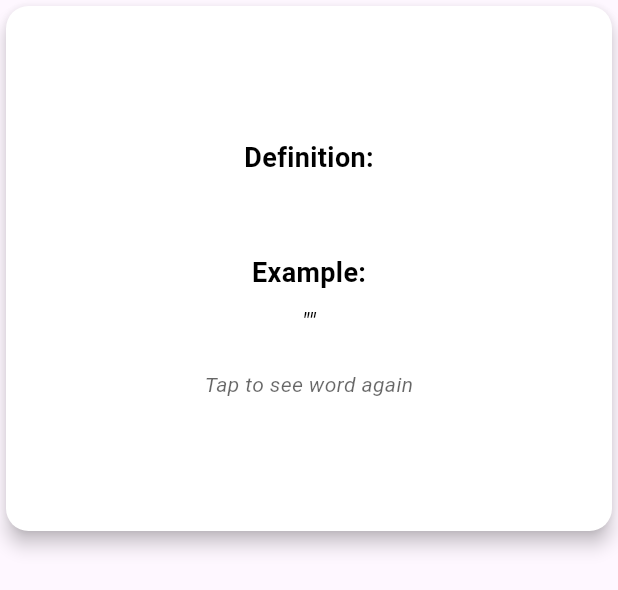
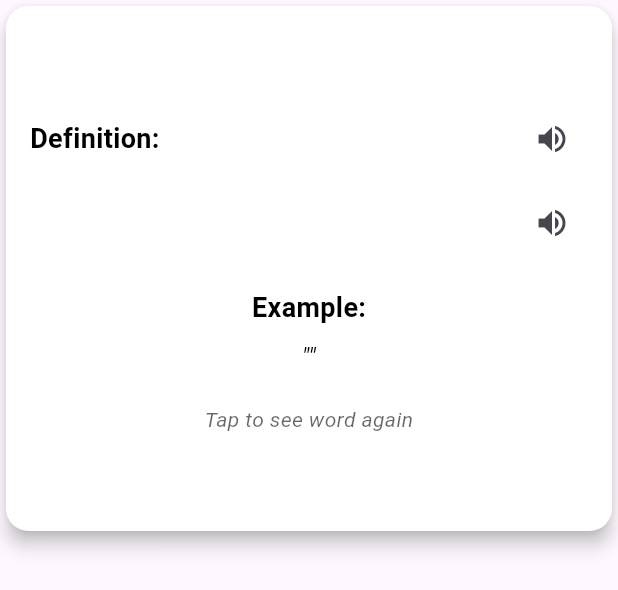
Before and after one commit to alfredLazaro/appFlut, a Flutter app: the EnglishFlashCard widget shown alone on an empty page, opened directly with empty values, after a tap on "Tap to see definition", on a phone screen of 412 x 824 dp. Shown: the top 590 px of the screen. Run offline on Flutter 3.47's test engine with Material 3 defaults, Android fonts, the phone set to English and light mode, and no system bars; our stand-ins replace flutter_dotenv, flutter_tts, permission_handler, sqflite; missing offline and left inert: record; accounts and stored records are empty; network calls fail; statements that could not run were skipped.

Commit message:
se crearon los skeakers para el widget de card

```diff
--- a/lib/widgets/EnglishFlashCard.dart
+++ b/lib/widgets/EnglishFlashCard.dart
@@ -1,4 +1,5 @@
 import 'package:flutter/material.dart';
+import 'package:flutter_tts/flutter_tts.dart';
 
 class EnglishFlashCard extends StatefulWidget {
   //propiedades para personalizar el widget
@@ -20,7 +21,6 @@ class EnglishFlashCard extends StatefulWidget {
     this.textColor = Colors.black,
     this.borderRadius = 15.0,
     this.showFrontByDefault = true,
-
   }) : super(key: key);
 
   @override
@@ -29,25 +29,31 @@ class EnglishFlashCard extends StatefulWidget {
 
 class _EnglishFlasCardState extends State<EnglishFlashCard> {
   late bool _showFront;
-
+  FlutterTts flutterTts = FlutterTts();
   @override
-  void initState(){
+  void initState() {
     super.initState();
     _showFront = widget.showFrontByDefault;
-  }
-  bool operator ==(Object other) {
-    // TODO: implement ==
-    return super == other;
   }
 
   @override
   void activate() {
-    // TODO: implement activate
     super.activate();
   }
 
+  Future<void> Speak(String text) async {
+    try {
+      await flutterTts.setLanguage('en-US');
+      await flutterTts.setPitch(1.0);
+      await flutterTts.setSpeechRate(0.5);
+      await flutterTts.speak(text);
+    } catch (e) {
+      print('Error al leer el texto: $e');
+    }
+  }
+
   @override
-  Widget build(BuildContext context){
+  Widget build(BuildContext context) {
     return GestureDetector(
       onTap: () {
         setState(() {
@@ -62,21 +68,19 @@ class _EnglishFlasCardState extends State<EnglishFlashCard> {
         color: widget.cardColor,
         child: AnimatedSwitcher(
           duration: const Duration(milliseconds: 500),
-          transitionBuilder: (Widget child, Animation<double> animation){
+          transitionBuilder: (Widget child, Animation<double> animation) {
             return FadeTransition(
               opacity: animation,
               child: child,
             );
           },
-          child: _showFront
-              ? _buildFrontSide()
-              : _buildBackSide(),
+          child: _showFront ? _buildFrontSide() : _buildBackSide(),
         ),
       ),
     );
   }
 
-  Widget _buildFrontSide(){
+  Widget _buildFrontSide() {
     return Container(
       key: const ValueKey<String>('front'),
       height: 350,
@@ -93,7 +97,7 @@ class _EnglishFlasCardState extends State<EnglishFlashCard> {
               height: 180,
               width: double.infinity,
               fit: BoxFit.cover,
-              errorBuilder: (context, error, stackTrace){
+              errorBuilder: (context, error, stackTrace) {
                 return Container(
                   height: 180,
                   width: double.infinity,
@@ -106,7 +110,7 @@ class _EnglishFlasCardState extends State<EnglishFlashCard> {
                 );
               },
               loadingBuilder: (context, child, loadingProgress) {
-                if(loadingProgress == null) return child;
+                if (loadingProgress == null) return child;
                 return Container(
                   height: 180,
                   width: double.infinity,
@@ -149,17 +153,17 @@ class _EnglishFlasCardState extends State<EnglishFlashCard> {
     );
   }
 
-  Widget _buildBackSide(){
+  Widget _buildBackSide() {
     return Container(
       key: const ValueKey<String>('back'),
       height: 350,
       width: double.infinity,
       padding: const EdgeInsets.all(16.0),
-      child: Column(
-        mainAxisAlignment: MainAxisAlignment.center,
-        children: [
+      child: Column(mainAxisAlignment: MainAxisAlignment.center, children: [
         //definicion
-          Text(
+        Row(mainAxisAlignment: MainAxisAlignment.center, children: [
+          Expanded(
+            child: Text(
               'Definition:',
               style: TextStyle(
                 fontSize: 18,
@@ -167,8 +171,18 @@ class _EnglishFlasCardState extends State<EnglishFlashCard> {
                 color: widget.textColor,
               ),
             ),
+          ),
+          const SizedBox(width: 10),
+          IconButton(
+            icon: const Icon(Icons.volume_up),
+            onPressed: () => Speak("aun no esta recibiendo audio"),
+          ),
+        ]),
+
         const SizedBox(height: 8),
-          Text(
+        Row(mainAxisAlignment: MainAxisAlignment.center, children: [
+          Expanded(
+            child: Text(
               widget.definition,
               style: TextStyle(
                 fontSize: 16,
@@ -176,6 +190,14 @@ class _EnglishFlasCardState extends State<EnglishFlashCard> {
               ),
               textAlign: TextAlign.center,
             ),
+          ),
+          const SizedBox(width: 10),
+          IconButton(
+            onPressed: () => Speak("sin texto aun"),
+            icon: const Icon(Icons.volume_up),
+          ),
+        ]),
+
         const SizedBox(height: 20),
         //ejemplo
         Text(
@@ -206,8 +228,7 @@ class _EnglishFlasCardState extends State<EnglishFlashCard> {
             color: widget.textColor.withOpacity(0.6),
           ),
         ),
-        ]
-      ),
+      ]),
     );
   }
 }
```
Also changed, not shown: lib/screens/pagina2.dart (+9 -5 lines). Lines whose indentation alone changed are shown as unchanged.
